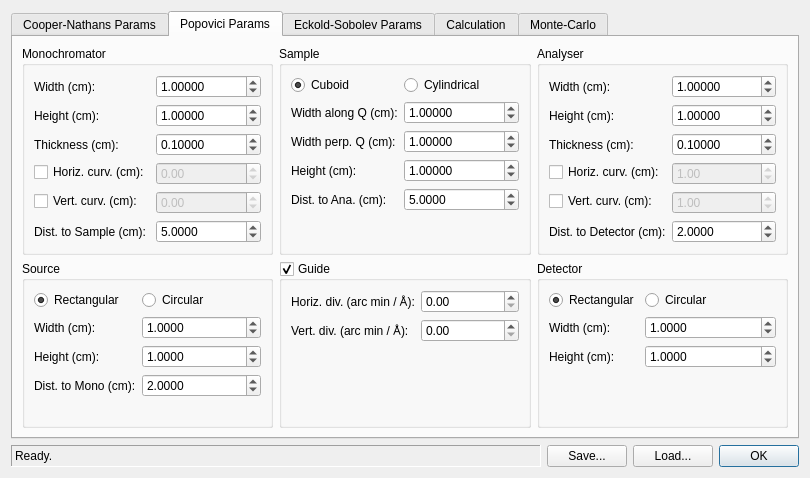
Before: the Qt Designer form ui/reso.ui in tweber-ill/frm_mirror-takin1, drawn with Qt 5.
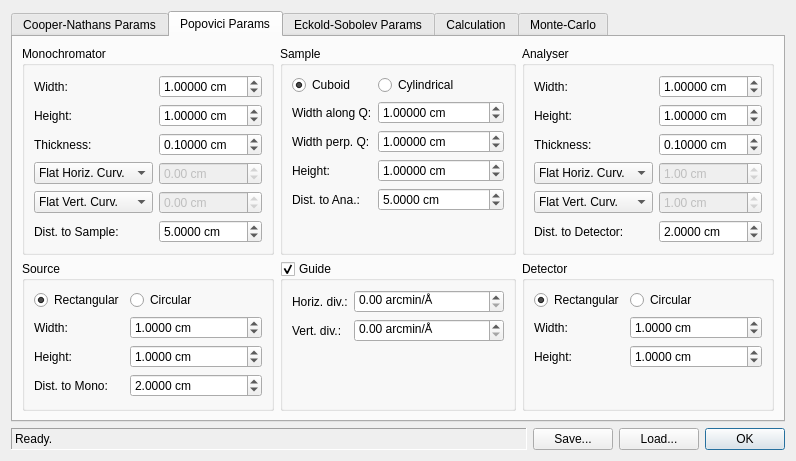
After: the same form once the commit is applied. The open tabs and pages were chosen to show the change.

Commit message: updated reso dialog

Patch:
```diff
--- a/ui/reso.ui
+++ b/ui/reso.ui
@@ -6,8 +6,8 @@
    <rect>
     <x>0</x>
     <y>0</y>
-    <width>810</width>
-    <height>478</height>
+    <width>796</width>
+    <height>460</height>
    </rect>
   </property>
   <property name="windowTitle">
@@ -508,16 +508,25 @@
          <property name="title">
           <string>Analyser</string>
          </property>
-         <layout class="QFormLayout" name="formLayout_23">
+         <layout class="QGridLayout" name="gridLayout_11">
           <item row="0" column="0">
            <widget class="QLabel" name="label_51">
+            <property name="sizePolicy">
+             <sizepolicy hsizetype="Fixed" vsizetype="Preferred">
+              <horstretch>0</horstretch>
+              <verstretch>0</verstretch>
+             </sizepolicy>
+            </property>
             <property name="text">
-             <string>Width (cm):</string>
+             <string>Width:</string>
             </property>
            </widget>
           </item>
           <item row="0" column="1">
            <widget class="QDoubleSpinBox" name="spinAnaW">
+            <property name="suffix">
+             <string> cm</string>
+            </property>
             <property name="decimals">
              <number>5</number>
             </property>
@@ -534,13 +543,22 @@
           </item>
           <item row="1" column="0">
            <widget class="QLabel" name="label_52">
+            <property name="sizePolicy">
+             <sizepolicy hsizetype="Fixed" vsizetype="Preferred">
+              <horstretch>0</horstretch>
+              <verstretch>0</verstretch>
+             </sizepolicy>
+            </property>
             <property name="text">
-             <string>Height (cm):</string>
+             <string>Height:</string>
             </property>
            </widget>
           </item>
           <item row="1" column="1">
            <widget class="QDoubleSpinBox" name="spinAnaH">
+            <property name="suffix">
+             <string> cm</string>
+            </property>
             <property name="decimals">
              <number>5</number>
             </property>
@@ -557,13 +575,22 @@
           </item>
           <item row="2" column="0">
            <widget class="QLabel" name="label_53">
+            <property name="sizePolicy">
+             <sizepolicy hsizetype="Fixed" vsizetype="Preferred">
+              <horstretch>0</horstretch>
+              <verstretch>0</verstretch>
+             </sizepolicy>
+            </property>
             <property name="text">
-             <string>Thickness (cm):</string>
+             <string>Thickness:</string>
             </property>
            </widget>
           </item>
           <item row="2" column="1">
            <widget class="QDoubleSpinBox" name="spinAnaThick">
+            <property name="suffix">
+             <string> cm</string>
+            </property>
             <property name="decimals">
              <number>5</number>
             </property>
@@ -579,17 +606,28 @@
            </widget>
           </item>
           <item row="3" column="0">
-           <widget class="QCheckBox" name="checkAnaCurvH">
-            <property name="text">
-             <string>Horiz. curv. (cm):</string>
+           <widget class="QComboBox" name="comboAnaHori">
+            <property name="sizePolicy">
+             <sizepolicy hsizetype="Minimum" vsizetype="Fixed">
+              <horstretch>0</horstretch>
+              <verstretch>0</verstretch>
+             </sizepolicy>
             </property>
-           </widget>
-          </item>
-          <item row="4" column="0">
-           <widget class="QCheckBox" name="checkAnaCurvV">
-            <property name="text">
-             <string>Vert. curv. (cm):</string>
-            </property>
+            <item>
+             <property name="text">
+              <string>Flat Horiz. Curv.</string>
+             </property>
+            </item>
+            <item>
+             <property name="text">
+              <string>Opt. Horiz. Curv.</string>
+             </property>
+            </item>
+            <item>
+             <property name="text">
+              <string>Horiz. Curv.:</string>
+             </property>
+            </item>
            </widget>
           </item>
           <item row="3" column="1">
@@ -597,6 +635,9 @@
             <property name="enabled">
              <bool>false</bool>
             </property>
+            <property name="suffix">
+             <string> cm</string>
+            </property>
             <property name="minimum">
              <double>-99999.000000000000000</double>
             </property>
@@ -611,11 +652,39 @@
             </property>
            </widget>
           </item>
+          <item row="4" column="0">
+           <widget class="QComboBox" name="comboAnaVert">
+            <property name="sizePolicy">
+             <sizepolicy hsizetype="Minimum" vsizetype="Fixed">
+              <horstretch>0</horstretch>
+              <verstretch>0</verstretch>
+             </sizepolicy>
+            </property>
+            <item>
+             <property name="text">
+              <string>Flat Vert. Curv.</string>
+             </property>
+            </item>
+            <item>
+             <property name="text">
+              <string>Opt. Vert. Curv.</string>
+             </property>
+            </item>
+            <item>
+             <property name="text">
+              <string>Vert. Curv.:</string>
+             </property>
+            </item>
+           </widget>
+          </item>
           <item row="4" column="1">
            <widget class="QDoubleSpinBox" name="spinAnaCurvV">
             <property name="enabled">
              <bool>false</bool>
             </property>
+            <property name="suffix">
+             <string> cm</string>
+            </property>
             <property name="minimum">
              <double>-99999.000000000000000</double>
             </property>
@@ -630,26 +699,35 @@
             </property>
            </widget>
           </item>
-          <item row="5" column="1">
-           <widget class="QDoubleSpinBox" name="spinDistAnaDet">
-            <property name="decimals">
-             <number>4</number>
-            </property>
-            <property name="maximum">
-             <double>9999.000000000000000</double>
-            </property>
-            <property name="singleStep">
-             <double>0.010000000000000</double>
-            </property>
-            <property name="value">
-             <double>2.000000000000000</double>
-            </property>
-           </widget>
-          </item>
           <item row="5" column="0">
            <widget class="QLabel" name="label_57">
+            <property name="sizePolicy">
+             <sizepolicy hsizetype="Fixed" vsizetype="Preferred">
+              <horstretch>0</horstretch>
+              <verstretch>0</verstretch>
+             </sizepolicy>
+            </property>
             <property name="text">
-             <string>Dist. to Detector (cm):</string>
+             <string>Dist. to Detector:</string>
+            </property>
+           </widget>
+          </item>
+          <item row="5" column="1">
+           <widget class="QDoubleSpinBox" name="spinDistAnaDet">
+            <property name="suffix">
+             <string> cm</string>
+            </property>
+            <property name="decimals">
+             <number>4</number>
+            </property>
+            <property name="maximum">
+             <double>9999.000000000000000</double>
+            </property>
+            <property name="singleStep">
+             <double>0.010000000000000</double>
+            </property>
+            <property name="value">
+             <double>2.000000000000000</double>
             </property>
            </widget>
           </item>
@@ -680,7 +758,7 @@
              <bool>true</bool>
             </property>
             <property name="text">
-             <string>Horiz. div. (arc min / Å):</string>
+             <string>Horiz. div.:</string>
             </property>
            </widget>
           </item>
@@ -689,6 +767,9 @@
             <property name="enabled">
              <bool>true</bool>
             </property>
+            <property name="suffix">
+             <string> arcmin/Å</string>
+            </property>
             <property name="maximum">
              <double>99999.000000000000000</double>
             </property>
@@ -700,7 +781,7 @@
              <bool>true</bool>
             </property>
             <property name="text">
-             <string>Vert. div. (arc min / Å):</string>
+             <string>Vert. div.:</string>
             </property>
            </widget>
           </item>
@@ -709,6 +790,9 @@
             <property name="enabled">
              <bool>true</bool>
             </property>
+            <property name="suffix">
+             <string> arcmin/Å</string>
+            </property>
             <property name="maximum">
              <double>99999.000000000000000</double>
             </property>
@@ -723,6 +807,9 @@
           <string>Detector</string>
          </property>
          <layout class="QFormLayout" name="formLayout_21">
+          <property name="fieldGrowthPolicy">
+           <enum>QFormLayout::AllNonFixedFieldsGrow</enum>
+          </property>
           <item row="0" column="0">
            <widget class="QRadioButton" name="radioDetRect">
             <property name="text">
@@ -743,12 +830,15 @@
           <item row="1" column="0">
            <widget class="QLabel" name="label_46">
             <property name="text">
-             <string>Width (cm):</string>
+             <string>Width:</string>
             </property>
            </widget>
           </item>
           <item row="1" column="1">
            <widget class="QDoubleSpinBox" name="spinDetW">
+            <property name="suffix">
+             <string> cm</string>
+            </property>
             <property name="decimals">
              <number>4</number>
             </property>
@@ -766,12 +856,15 @@
           <item row="2" column="0">
            <widget class="QLabel" name="label_47">
             <property name="text">
-             <string>Height (cm):</string>
+             <string>Height:</string>
             </property>
            </widget>
           </item>
           <item row="2" column="1">
            <widget class="QDoubleSpinBox" name="spinDetH">
+            <property name="suffix">
+             <string> cm</string>
+            </property>
             <property name="decimals">
              <number>4</number>
             </property>
@@ -794,16 +887,25 @@
          <property name="title">
           <string>Monochromator</string>
          </property>
-         <layout class="QFormLayout" name="formLayout_22">
+         <layout class="QGridLayout" name="gridLayout_10">
           <item row="0" column="0">
            <widget class="QLabel" name="label_48">
+            <property name="sizePolicy">
+             <sizepolicy hsizetype="Fixed" vsizetype="Preferred">
+              <horstretch>0</horstretch>
+              <verstretch>0</verstretch>
+             </sizepolicy>
+            </property>
             <property name="text">
-             <string>Width (cm):</string>
+             <string>Width:</string>
             </property>
            </widget>
           </item>
           <item row="0" column="1">
            <widget class="QDoubleSpinBox" name="spinMonoW">
+            <property name="suffix">
+             <string> cm</string>
+            </property>
             <property name="decimals">
              <number>5</number>
             </property>
@@ -820,13 +922,22 @@
           </item>
           <item row="1" column="0">
            <widget class="QLabel" name="label_49">
+            <property name="sizePolicy">
+             <sizepolicy hsizetype="Fixed" vsizetype="Preferred">
+              <horstretch>0</horstretch>
+              <verstretch>0</verstretch>
+             </sizepolicy>
+            </property>
             <property name="text">
-             <string>Height (cm):</string>
+             <string>Height:</string>
             </property>
            </widget>
           </item>
           <item row="1" column="1">
            <widget class="QDoubleSpinBox" name="spinMonoH">
+            <property name="suffix">
+             <string> cm</string>
+            </property>
             <property name="decimals">
              <number>5</number>
             </property>
@@ -843,13 +954,22 @@
           </item>
           <item row="2" column="0">
            <widget class="QLabel" name="label_50">
+            <property name="sizePolicy">
+             <sizepolicy hsizetype="Fixed" vsizetype="Preferred">
+              <horstretch>0</horstretch>
+              <verstretch>0</verstretch>
+             </sizepolicy>
+            </property>
             <property name="text">
-             <string>Thickness (cm):</string>
+             <string>Thickness:</string>
             </property>
            </widget>
           </item>
           <item row="2" column="1">
            <widget class="QDoubleSpinBox" name="spinMonoThick">
+            <property name="suffix">
+             <string> cm</string>
+            </property>
             <property name="decimals">
              <number>5</number>
             </property>
@@ -865,10 +985,28 @@
            </widget>
           </item>
           <item row="3" column="0">
-           <widget class="QCheckBox" name="checkMonoCurvH">
-            <property name="text">
-             <string>Horiz. curv. (cm):</string>
+           <widget class="QComboBox" name="comboMonoHori">
+            <property name="sizePolicy">
+             <sizepolicy hsizetype="Minimum" vsizetype="Fixed">
+              <horstretch>0</horstretch>
+              <verstretch>0</verstretch>
+             </sizepolicy>
             </property>
+            <item>
+             <property name="text">
+              <string>Flat Horiz. Curv.</string>
+             </property>
+            </item>
+            <item>
+             <property name="text">
+              <string>Opt. Horiz. Curv.</string>
+             </property>
+            </item>
+            <item>
+             <property name="text">
+              <string>Horiz. Curv.:</string>
+             </property>
+            </item>
            </widget>
           </item>
           <item row="3" column="1">
@@ -876,6 +1014,9 @@
             <property name="enabled">
              <bool>false</bool>
             </property>
+            <property name="suffix">
+             <string> cm</string>
+            </property>
             <property name="minimum">
              <double>-99999.000000000000000</double>
             </property>
@@ -888,10 +1029,28 @@
            </widget>
           </item>
           <item row="4" column="0">
-           <widget class="QCheckBox" name="checkMonoCurvV">
-            <property name="text">
-             <string>Vert. curv. (cm):</string>
+           <widget class="QComboBox" name="comboMonoVert">
+            <property name="sizePolicy">
+             <sizepolicy hsizetype="Minimum" vsizetype="Fixed">
+              <horstretch>0</horstretch>
+              <verstretch>0</verstretch>
+             </sizepolicy>
             </property>
+            <item>
+             <property name="text">
+              <string>Flat Vert. Curv.</string>
+             </property>
+            </item>
+            <item>
+             <property name="text">
+              <string>Opt. Vert. Curv.</string>
+             </property>
+            </item>
+            <item>
+             <property name="text">
+              <string>Vert. Curv.:</string>
+             </property>
+            </item>
            </widget>
           </item>
           <item row="4" column="1">
@@ -899,6 +1058,9 @@
             <property name="enabled">
              <bool>false</bool>
             </property>
+            <property name="suffix">
+             <string> cm</string>
+            </property>
             <property name="minimum">
              <double>-99999.000000000000000</double>
             </property>
@@ -910,26 +1072,35 @@
             </property>
            </widget>
           </item>
-          <item row="5" column="1">
-           <widget class="QDoubleSpinBox" name="spinDistMonoSample">
-            <property name="decimals">
-             <number>4</number>
-            </property>
-            <property name="maximum">
-             <double>9999.000000000000000</double>
-            </property>
-            <property name="singleStep">
-             <double>0.010000000000000</double>
-            </property>
-            <property name="value">
-             <double>5.000000000000000</double>
-            </property>
-           </widget>
-          </item>
           <item row="5" column="0">
            <widget class="QLabel" name="label_55">
+            <property name="sizePolicy">
+             <sizepolicy hsizetype="Fixed" vsizetype="Preferred">
+              <horstretch>0</horstretch>
+              <verstretch>0</verstretch>
+             </sizepolicy>
+            </property>
             <property name="text">
-             <string>Dist. to Sample (cm):</string>
+             <string>Dist. to Sample:</string>
+            </property>
+           </widget>
+          </item>
+          <item row="5" column="1">
+           <widget class="QDoubleSpinBox" name="spinDistMonoSample">
+            <property name="suffix">
+             <string> cm</string>
+            </property>
+            <property name="decimals">
+             <number>4</number>
+            </property>
+            <property name="maximum">
+             <double>9999.000000000000000</double>
+            </property>
+            <property name="singleStep">
+             <double>0.010000000000000</double>
+            </property>
+            <property name="value">
+             <double>5.000000000000000</double>
             </property>
            </widget>
           </item>
@@ -942,6 +1113,9 @@
           <string>Source</string>
          </property>
          <layout class="QFormLayout" name="formLayout_18">
+          <property name="fieldGrowthPolicy">
+           <enum>QFormLayout::AllNonFixedFieldsGrow</enum>
+          </property>
           <item row="0" column="0">
            <widget class="QRadioButton" name="radioSrcRect">
             <property name="text">
@@ -962,12 +1136,15 @@
           <item row="1" column="0">
            <widget class="QLabel" name="label_39">
             <property name="text">
-             <string>Width (cm):</string>
+             <string>Width:</string>
             </property>
            </widget>
           </item>
           <item row="1" column="1">
            <widget class="QDoubleSpinBox" name="spinSrcW">
+            <property name="suffix">
+             <string> cm</string>
+            </property>
             <property name="decimals">
              <number>4</number>
             </property>
@@ -985,12 +1162,15 @@
           <item row="2" column="0">
            <widget class="QLabel" name="label_40">
             <property name="text">
-             <string>Height (cm):</string>
+             <string>Height:</string>
             </property>
            </widget>
           </item>
           <item row="2" column="1">
            <widget class="QDoubleSpinBox" name="spinSrcH">
+            <property name="suffix">
+             <string> cm</string>
+            </property>
             <property name="decimals">
              <number>4</number>
             </property>
@@ -1008,12 +1188,15 @@
           <item row="3" column="0">
            <widget class="QLabel" name="label_54">
             <property name="text">
-             <string>Dist. to Mono (cm):</string>
+             <string>Dist. to Mono:</string>
             </property>
            </widget>
           </item>
           <item row="3" column="1">
            <widget class="QDoubleSpinBox" name="spinDistSrcMono">
+            <property name="suffix">
+             <string> cm</string>
+            </property>
             <property name="decimals">
              <number>4</number>
             </property>
@@ -1057,12 +1240,15 @@
           <item row="1" column="0">
            <widget class="QLabel" name="label_43">
             <property name="text">
-             <string>Width along Q (cm):</string>
+             <string>Width along Q:</string>
             </property>
            </widget>
           </item>
           <item row="1" column="1">
            <widget class="QDoubleSpinBox" name="spinSampleW_Q">
+            <property name="suffix">
+             <string> cm</string>
+            </property>
             <property name="decimals">
              <number>5</number>
             </property>
@@ -1080,12 +1266,15 @@
           <item row="2" column="0">
            <widget class="QLabel" name="label_44">
             <property name="text">
-             <string>Width perp. Q (cm):</string>
+             <string>Width perp. Q:</string>
             </property>
            </widget>
           </item>
           <item row="2" column="1">
            <widget class="QDoubleSpinBox" name="spinSampleW_perpQ">
+            <property name="suffix">
+             <string> cm</string>
+            </property>
             <property name="decimals">
              <number>5</number>
             </property>
@@ -1103,12 +1292,15 @@
           <item row="3" column="0">
            <widget class="QLabel" name="label_45">
             <property name="text">
-             <string>Height (cm):</string>
+             <string>Height:</string>
             </property>
            </widget>
           </item>
           <item row="3" column="1">
            <widget class="QDoubleSpinBox" name="spinSampleH">
+            <property name="suffix">
+             <string> cm</string>
+            </property>
             <property name="decimals">
              <number>5</number>
             </property>
@@ -1126,12 +1318,15 @@
           <item row="4" column="0">
            <widget class="QLabel" name="label_56">
             <property name="text">
-             <string>Dist. to Ana. (cm):</string>
+             <string>Dist. to Ana.:</string>
             </property>
            </widget>
           </item>
           <item row="4" column="1">
            <widget class="QDoubleSpinBox" name="spinDistSampleAna">
+            <property name="suffix">
+             <string> cm</string>
+            </property>
             <property name="decimals">
              <number>4</number>
             </property>
```
Left out of the diff: 195 changed lines with no effect on the pictures. The commit also changes 2 other files.
